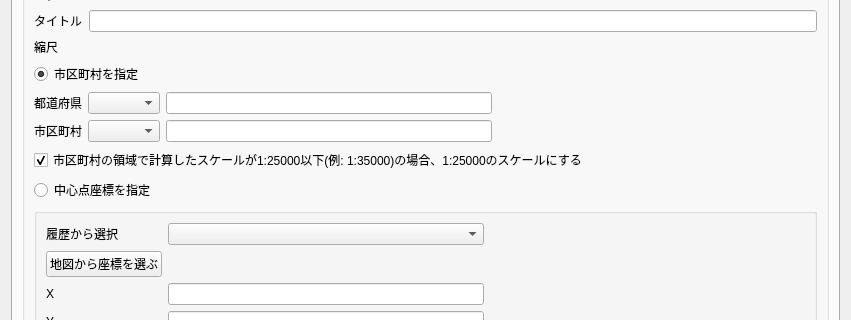
Qt form ui/main_window.ui (0712kazu/HazardMapGame_tool) before a commit; both pictures show x 0 to 851 and y 119 to 439 of the 851 by 843 pixel window.
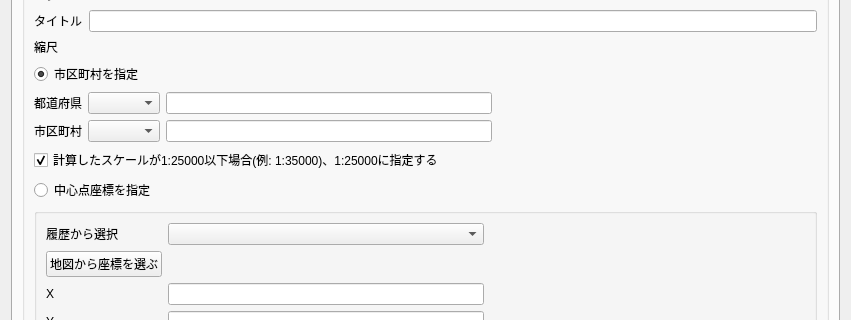
The same form after that commit. The open tabs and pages were chosen to show the change. Custom widgets are drawn as their Qt base class.

```diff
--- a/ui/main_window.ui
+++ b/ui/main_window.ui
@@ -437,7 +437,7 @@
           <item>
                 <widget class="QCheckBox" name="fix_city_scale_checkbox">
                 <property name="text">
-                <string>市区町村の領域で計算したスケールが1:25000以下(例: 1:35000)の場合、1:25000のスケールにする</string>
+                <string>計算したスケールが1:25000以下場合(例: 1:35000)、1:25000に指定する</string>
                 </property>
                 <property name="checked">
                 <bool>true</bool>
```
